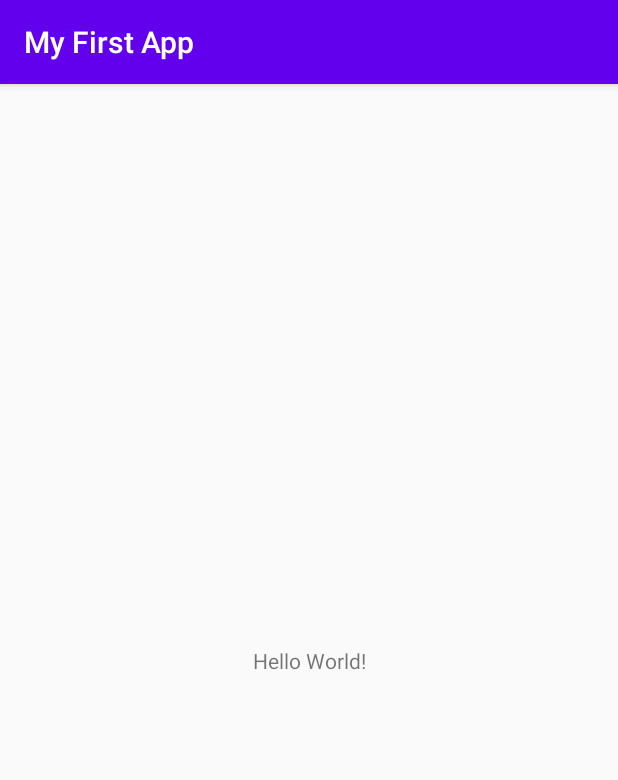
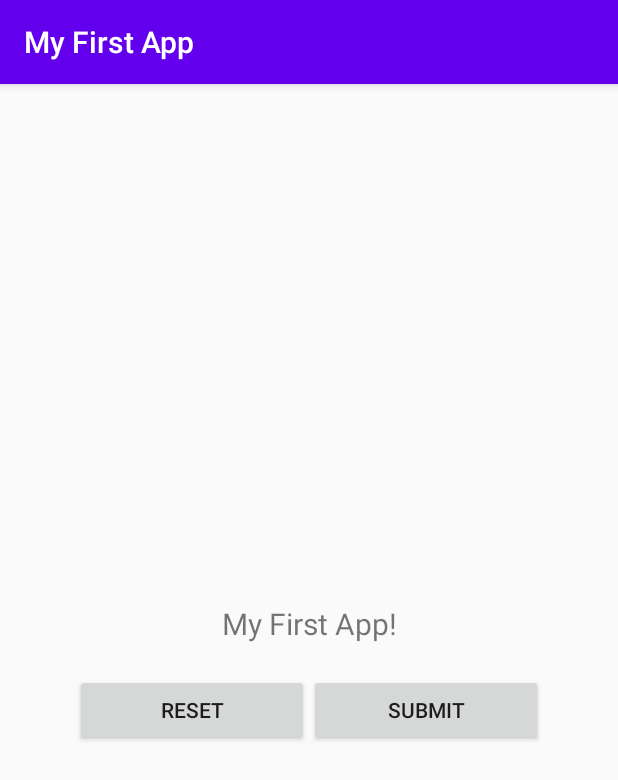
Before and after one commit to iamnadhu/android, an Android app: the screen it shows after launch (MainActivity), on a phone screen of 412 x 824 dp. Shown: the top 780 px of the screen. Run offline under Robolectric (Android 15) with nearby library versions, the phone set to English and light mode, and no system bars.

Commit message:
My First App Added

```diff
--- a/my-first-app/app/build.gradle
+++ b/my-first-app/app/build.gradle
@@ -24,10 +24,9 @@ android {
 
 dependencies {
     implementation fileTree(dir: "libs", include: ["*.jar"])
-    implementation 'androidx.appcompat:appcompat:1.1.0'
-    implementation 'androidx.constraintlayout:constraintlayout:1.1.3'
-    testImplementation 'junit:junit:4.12'
-    androidTestImplementation 'androidx.test.ext:junit:1.1.1'
-    androidTestImplementation 'androidx.test.espresso:espresso-core:3.2.0'
-
+    implementation 'androidx.appcompat:appcompat:1.2.0'
+    implementation 'androidx.constraintlayout:constraintlayout:2.0.1'
+    testImplementation 'junit:junit:4.13'
+    androidTestImplementation 'androidx.test.ext:junit:1.1.2'
+    androidTestImplementation 'androidx.test.espresso:espresso-core:3.3.0'
 }
--- a/my-first-app/app/src/main/AndroidManifest.xml
+++ b/my-first-app/app/src/main/AndroidManifest.xml
@@ -12,10 +12,8 @@
         <activity android:name=".MainActivity">
             <intent-filter>
                 <action android:name="android.intent.action.MAIN" />
-
                 <category android:name="android.intent.category.LAUNCHER" />
             </intent-filter>
         </activity>
     </application>
-
 </manifest>
--- a/my-first-app/app/src/main/java/com/nadhu014/myfirstapp/MainActivity.java
+++ b/my-first-app/app/src/main/java/com/nadhu014/myfirstapp/MainActivity.java
@@ -1,14 +1,38 @@
 package com.nadhu014.myfirstapp;
+
+import android.os.Bundle;
+import android.view.View;
+import android.widget.Button;
+import android.widget.TextView;
 
 import androidx.appcompat.app.AppCompatActivity;
 
-import android.os.Bundle;
+public class MainActivity extends AppCompatActivity {
 
-public class MainActivity extends AppCompatActivity {
+    TextView tvHeading;
+    Button btnReset, btnSubmit;
 
     @Override
     protected void onCreate(Bundle savedInstanceState) {
         super.onCreate(savedInstanceState);
         setContentView(R.layout.activity_main);
+
+        tvHeading = findViewById(R.id.tv_heading);
+        btnReset = findViewById(R.id.btn_reset);
+        btnSubmit = findViewById(R.id.btn_submit);
+
+        btnReset.setOnClickListener(new View.OnClickListener() {
+            @Override
+            public void onClick(View view) {
+                tvHeading.setText("My First App!");
+            }
+        });
+
+        btnSubmit.setOnClickListener(new View.OnClickListener() {
+            @Override
+            public void onClick(View view) {
+                tvHeading.setText("Welcome to Android.");
+            }
+        });
     }
 }
--- a/my-first-app/app/src/main/res/layout/activity_main.xml
+++ b/my-first-app/app/src/main/res/layout/activity_main.xml
@@ -1,18 +1,41 @@
 <?xml version="1.0" encoding="utf-8"?>
-<androidx.constraintlayout.widget.ConstraintLayout xmlns:android="http://schemas.android.com/apk/res/android"
-    xmlns:app="http://schemas.android.com/apk/res-auto"
+<LinearLayout xmlns:android="http://schemas.android.com/apk/res/android"
     xmlns:tools="http://schemas.android.com/tools"
     android:layout_width="match_parent"
     android:layout_height="match_parent"
+    android:layout_gravity="center"
+    android:layout_margin="50dp"
+    android:gravity="center"
+    android:orientation="vertical"
     tools:context=".MainActivity">
 
     <TextView
-        android:layout_width="wrap_content"
+        android:id="@+id/tv_heading"
+        android:layout_width="match_parent"
         android:layout_height="wrap_content"
-        android:text="Hello World!"
-        app:layout_constraintBottom_toBottomOf="parent"
-        app:layout_constraintLeft_toLeftOf="parent"
-        app:layout_constraintRight_toRightOf="parent"
-        app:layout_constraintTop_toTopOf="parent" />
+        android:layout_gravity="center"
+        android:layout_margin="20dp"
+        android:gravity="center"
+        android:text="My First App!"
+        android:textSize="20dp" />
 
-</androidx.constraintlayout.widget.ConstraintLayout>
+    <LinearLayout
+        android:layout_width="match_parent"
+        android:layout_height="wrap_content"
+        android:orientation="horizontal">
+
+        <Button
+            android:id="@+id/btn_reset"
+            android:layout_width="match_parent"
+            android:layout_height="wrap_content"
+            android:layout_weight="1"
+            android:text="Reset" />
+
+        <Button
+            android:id="@+id/btn_submit"
+            android:layout_width="match_parent"
+            android:layout_height="wrap_content"
+            android:layout_weight="1"
+            android:text="Submit" />
+    </LinearLayout>
+</LinearLayout>
```
